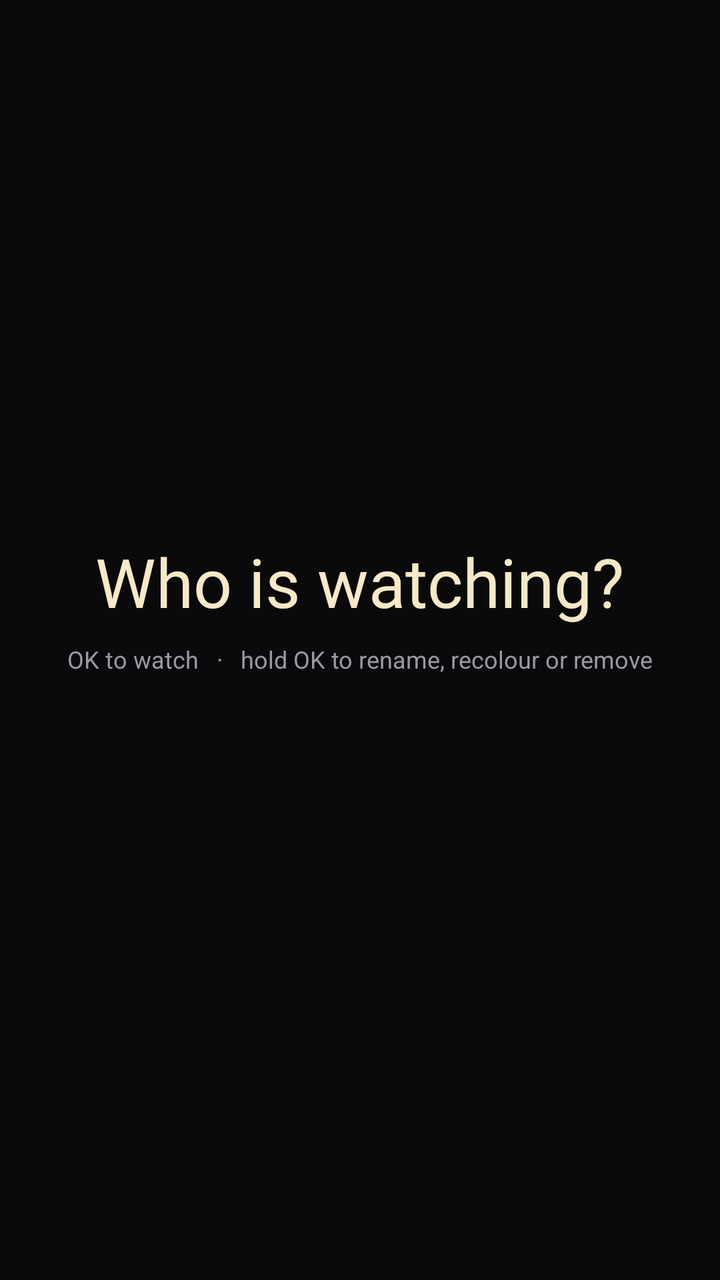
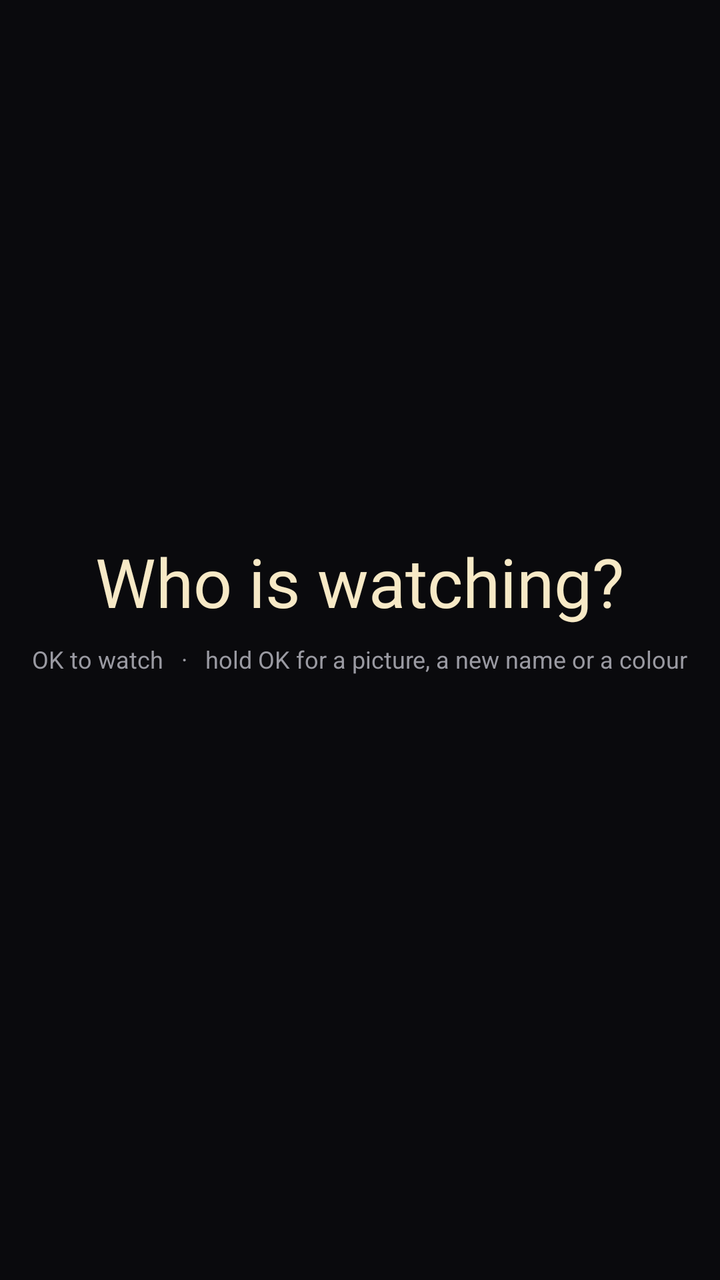

Compare the two renders of this Android layout. The source of the first and the diff that turns it into the second are given below.
<!-- AndroidManifest.xml: application theme AppTheme -->
<!-- res/layout/activity_profiles.xml -->
<?xml version="1.0" encoding="utf-8"?>
<FrameLayout xmlns:android="http://schemas.android.com/apk/res/android"
    android:layout_width="match_parent"
    android:layout_height="match_parent"
    android:background="@color/bg_deep">

    <LinearLayout
        android:layout_width="wrap_content"
        android:layout_height="wrap_content"
        android:layout_gravity="center"
        android:orientation="vertical"
        android:gravity="center_horizontal">

        <TextView
            android:id="@+id/pfTitle"
            android:layout_width="wrap_content"
            android:layout_height="wrap_content"
            android:fontFamily="@font/cinzel_bold"
            android:text="Who is watching?"
            android:textColor="@color/title_cream"
            android:textSize="34sp" />

        <TextView
            android:id="@+id/pfHint"
            android:layout_width="wrap_content"
            android:layout_height="wrap_content"
            android:layout_marginTop="8dp"
            android:text="OK to watch   ·   hold OK to rename, recolour or remove"
            android:textColor="@color/text_dim"
            android:textSize="12sp" />

        <LinearLayout
            android:id="@+id/pfRow"
            android:layout_width="wrap_content"
            android:layout_height="wrap_content"
            android:layout_marginTop="34dp"
            android:orientation="horizontal"
            android:gravity="center" />
    </LinearLayout>
</FrameLayout>
<!-- resources referenced by this layout -->
<resources>
  <color name="bg_deep">#0a0a0d</color>
  <color name="text_dim">#9a9aa2</color>
  <color name="title_cream">#f7e9c6</color>
  <style name="AppTheme" parent="android:Theme.Material.NoActionBar">
          <item name="android:windowBackground">@color/bg</item>
          <item name="android:colorBackground">@color/bg</item>
          <item name="android:colorAccent">@color/accent</item>
      </style>
  <color name="bg">#0e0e12</color>
  <color name="accent">#e0b34d</color>
</resources>

<!-- the commit's change to res/layout/activity_profiles.xml (unified diff, before → after) -->
@@ -25,7 +25,7 @@
             android:layout_width="wrap_content"
             android:layout_height="wrap_content"
             android:layout_marginTop="8dp"
-            android:text="OK to watch   ·   hold OK to rename, recolour or remove"
+            android:text="OK to watch   ·   hold OK for a picture, a new name or a colour"
             android:textColor="@color/text_dim"
             android:textSize="12sp" />
 
